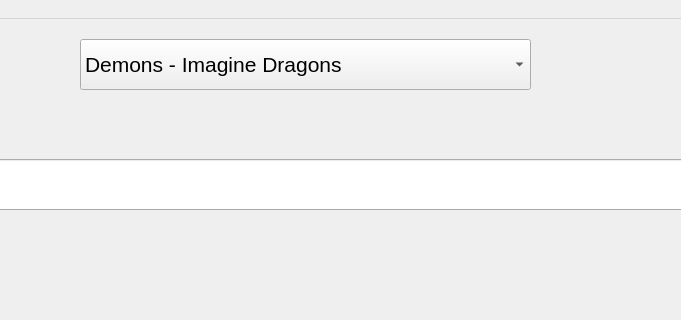
First picture: the form in Project.ui, repository EvilAndrew/the-FLow, before the edit; both pictures show x 290 to 971 and y 0 to 320 of the 1215 by 674 pixel window.
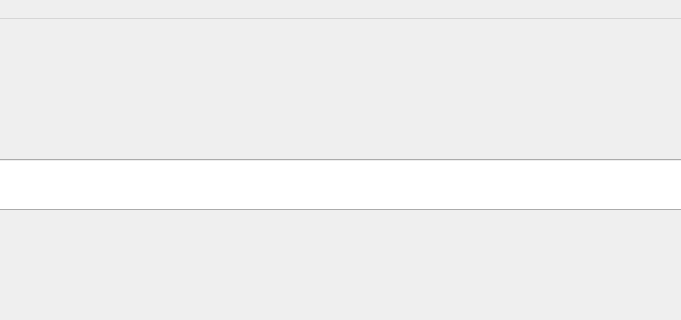
Second picture: the form after the edit.

What changed in the file:
```diff
--- a/Project.ui
+++ b/Project.ui
@@ -14,61 +14,6 @@
    <string>MainWindow</string>
   </property>
   <widget class="QWidget" name="centralwidget">
-   <widget class="QComboBox" name="melodyList">
-    <property name="geometry">
-     <rect>
-      <x>370</x>
-      <y>20</y>
-      <width>451</width>
-      <height>51</height>
-     </rect>
-    </property>
-    <property name="font">
-     <font>
-      <pointsize>16</pointsize>
-     </font>
-    </property>
-    <item>
-     <property name="text">
-      <string>Demons - Imagine Dragons</string>
-     </property>
-    </item>
-    <item>
-     <property name="text">
-      <string>Hymn for the Weekend - Coldplay</string>
-     </property>
-    </item>
-    <item>
-     <property name="text">
-      <string>C-BooL - DJ Is Your Second Name</string>
-     </property>
-    </item>
-    <item>
-     <property name="text">
-      <string>Медуза - MATRANG</string>
-     </property>
-    </item>
-    <item>
-     <property name="text">
-      <string>Sweet Dreams - Eurythmics</string>
-     </property>
-    </item>
-    <item>
-     <property name="text">
-      <string>Skillet - The Resistance</string>
-     </property>
-    </item>
-    <item>
-     <property name="text">
-      <string>Goodbye - Glenn Morisson</string>
-     </property>
-    </item>
-    <item>
-     <property name="text">
-      <string>David Guetta - Titanium ft. Sia</string>
-     </property>
-    </item>
-   </widget>
    <widget class="QLabel" name="label">
     <property name="geometry">
      <rect>
@@ -106,6 +51,24 @@
      <string/>
     </property>
    </widget>
+   <widget class="QLabel" name="melodyList">
+    <property name="geometry">
+     <rect>
+      <x>530</x>
+      <y>30</y>
+      <width>361</width>
+      <height>69</height>
+     </rect>
+    </property>
+    <property name="font">
+     <font>
+      <pointsize>20</pointsize>
+     </font>
+    </property>
+    <property name="text">
+     <string/>
+    </property>
+   </widget>
   </widget>
   <widget class="QMenuBar" name="menubar">
    <property name="geometry">
```
